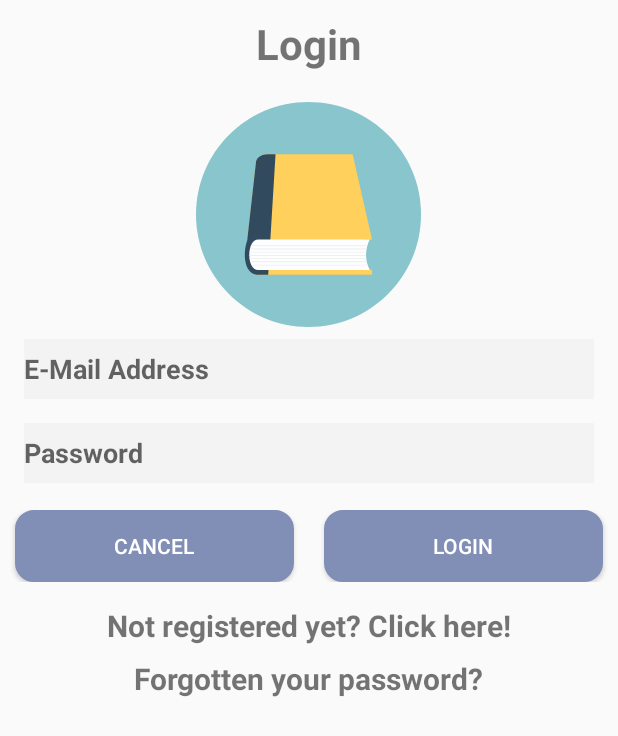
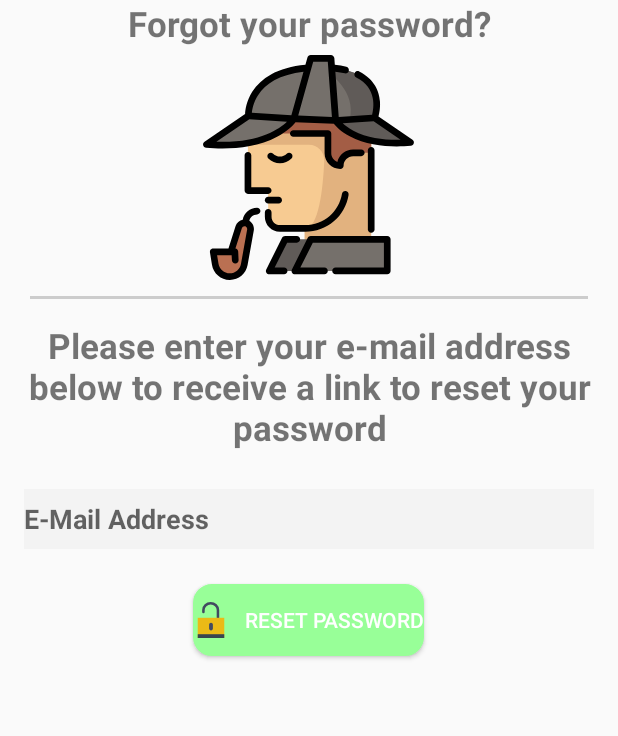
Before and after one commit to AminMekacher/LibraryManager, an Android app: the LoginActivity screen opened directly, with no data from a screen before it, after a tap on "Forgotten your password?", on a phone screen of 412 x 824 dp. Shown: the top 736 px of the screen. Run offline under Robolectric (Android 15) with nearby library versions, the phone set to English and light mode, and no system bars; our stand-ins replace Firebase (no records; nobody signed in at launch, a user with empty details on screens opened directly).

Commit message:
Waiting List implemented + forgotten password activity

```diff
--- a/app/build.gradle
+++ b/app/build.gradle
@@ -10,6 +10,7 @@ android {
         targetSdkVersion 26
         versionCode 1
         versionName "1.0"
+        multiDexEnabled true
     }
     buildTypes {
         release {
@@ -49,4 +50,5 @@ dependencies {
 
 
 
+
 apply plugin: 'com.google.gms.google-services'
--- a/app/src/main/java/com/usermanager/BookClass.java
+++ b/app/src/main/java/com/usermanager/BookClass.java
@@ -1,6 +1,8 @@
 package com.usermanager;
 
 import android.net.Uri;
+
+import java.util.ArrayList;
 
 /**
  * Created by aminmekacher on 01.01.19.
@@ -62,4 +64,6 @@ public class BookClass {
     public void setBarcode(long barcode) {
         this.barcode = barcode;
     }
+
+
 }
--- /dev/null
+++ b/app/src/main/java/com/usermanager/ForgottenPassword.java
@@ -0,0 +1,59 @@
+package com.usermanager;
+
+import android.content.Intent;
+import android.support.annotation.NonNull;
+import android.support.v7.app.AppCompatActivity;
+import android.os.Bundle;
+import android.view.View;
+import android.widget.Button;
+import android.widget.EditText;
+import android.widget.Toast;
+
+import com.google.android.gms.tasks.OnCompleteListener;
+import com.google.android.gms.tasks.Task;
+import com.google.firebase.auth.FirebaseAuth;
+import com.google.firebase.auth.FirebaseUser;
+import com.usermanager_demo.R;
+
+public class ForgottenPassword extends AppCompatActivity {
+
+    private EditText emailAddress;
+    private Button resetPasswordButton;
+
+    FirebaseAuth mAuth;
+    FirebaseUser firebaseUser;
+    private String userEmail;
+
+    @Override
+    protected void onCreate(Bundle savedInstanceState) {
+        super.onCreate(savedInstanceState);
+        setContentView(R.layout.activity_forgotten_password);
+
+        mAuth = FirebaseAuth.getInstance();
+        firebaseUser = mAuth.getCurrentUser();
+
+
+        emailAddress = findViewById(R.id.email);
+        resetPasswordButton = findViewById(R.id.resetPassword);
+        resetPasswordButton.setOnClickListener(new View.OnClickListener() {
+            @Override
+            public void onClick(View view) {
+                userEmail = emailAddress.getText().toString();
+
+                mAuth.sendPasswordResetEmail(userEmail)
+                        .addOnCompleteListener(new OnCompleteListener<Void>() {
+                            @Override
+                            public void onComplete(@NonNull Task<Void> task) {
+                                if (task.isSuccessful()) {
+                                    Toast.makeText(getApplicationContext(), "An e-mail has been sent", Toast.LENGTH_LONG).show();
+                                    Intent intent = new Intent(getApplicationContext(), LoginActivity.class);
+                                    startActivity(intent);
+                                }
+                            }
+                        });
+            }
+        });
+
+
+    }
+}
--- a/app/src/main/java/com/usermanager/LoginActivity.java
+++ b/app/src/main/java/com/usermanager/LoginActivity.java
@@ -8,6 +8,7 @@ import android.util.Log;
 import android.view.View;
 import android.widget.Button;
 import android.widget.EditText;
+import android.widget.TextView;
 import android.widget.Toast;
 
 import com.google.android.gms.tasks.OnCompleteListener;
@@ -22,15 +23,16 @@ public class LoginActivity extends AppCompatActivity {
     private EditText emailText, passwordText;
     private Button loginButton;
     private String emailHolder, passwordHolder;
+    private TextView registerText, forgottenPassword;
 
-    private FirebaseAuth firebaseAuth;
+    private FirebaseAuth mAuth;
 
     @Override
     protected void onCreate(Bundle savedInstanceState) {
         super.onCreate(savedInstanceState);
         setContentView(R.layout.activity_login);
 
-        firebaseAuth = FirebaseAuth.getInstance();
+        mAuth = FirebaseAuth.getInstance();
 
         emailText = findViewById(R.id.email);
         passwordText = findViewById(R.id.password);
@@ -40,18 +42,16 @@ public class LoginActivity extends AppCompatActivity {
             @Override
             public void onClick(View view) {
                 checkUserCredentials();
-
-                //Intent intent = new Intent(LoginActivity.this, MainActivity.class);
-                //startActivity(intent);
             }
         });
+
+        registerText = findViewById(R.id.registerText);
+        forgottenPassword = findViewById(R.id.passwordForgotten);
     }
 
     @Override
     public void onStart() {
         super.onStart();
-        // Check if user is signed in (non-null)
-        FirebaseUser currentUser = firebaseAuth.getCurrentUser();
     }
 
     private void checkUserCredentials() {
@@ -61,7 +61,7 @@ public class LoginActivity extends AppCompatActivity {
 
         Log.e("Login", "Login for " + emailHolder + "with password " + passwordHolder);
 
-        firebaseAuth.signInWithEmailAndPassword(emailHolder, passwordHolder)
+        mAuth.signInWithEmailAndPassword(emailHolder, passwordHolder)
                 .addOnCompleteListener(this, new OnCompleteListener<AuthResult>() {
                     @Override
                     public void onComplete(@NonNull Task<AuthResult> task) {
@@ -83,8 +83,14 @@ public class LoginActivity extends AppCompatActivity {
     }
 
     public void registerCallback(View view) {
+
+        Intent intent = new Intent(this, RegisterActivity.class);
+        startActivity(intent);
     }
 
     public void passwordRecover(View view) {
+
+        Intent intent = new Intent(getApplicationContext(), ForgottenPassword.class);
+        startActivity(intent);
     }
 }
--- /dev/null
+++ b/app/src/main/res/drawable/locked.xml
@@ -0,0 +1,9 @@
+<vector android:height="24dp" android:viewportHeight="57.0"
+    android:viewportWidth="57.0" android:width="24dp" xmlns:android="http://schemas.android.com/apk/res/android">
+    <path android:fillColor="#00000000"
+        android:pathData="M16.5,15.82v-3.22C16.5,6.77 21.67,2 28,2h0c6.32,0 11.5,4.77 11.5,10.6V25"
+        android:strokeColor="#424A60" android:strokeLineCap="round" android:strokeWidth="4"/>
+    <path android:fillColor="#EBBA16" android:pathData="M7.5,25h42v32h-42z"/>
+    <path android:fillColor="#424A60" android:pathData="M28.5,45L28.5,45c-1.65,0 -3,-1.35 -3,-3v-6c0,-1.65 1.35,-3 3,-3h0c1.65,0 3,1.35 3,3v6C31.5,43.65 30.15,45 28.5,45z"/>
+    <path android:fillColor="#38454F" android:pathData="M7.5,51h42v6h-42z"/>
+</vector>
--- /dev/null
+++ b/app/src/main/res/drawable/sherlock_holmes.xml
@@ -0,0 +1,25 @@
+<vector android:height="24dp" android:viewportHeight="511.999"
+    android:viewportWidth="511.999" android:width="24dp" xmlns:android="http://schemas.android.com/apk/res/android">
+    <path android:fillColor="#E2B27F" android:pathData="M247,211.2h151.7v240.8h-151.7z"/>
+    <path android:fillColor="#F7CB92" android:pathData="M398.7,194.6v124.6l-59.1,-2.1l0,0c-7.1,44.7 -45.7,77.6 -90.9,77.6h-57.9c-14.7,0 -26.6,-11.9 -26.6,-26.6v-59.5h-46.1V200.4l64.8,-112.3l165,-8.4L398.7,194.6z"/>
+    <path android:fillColor="#E2B27F" android:pathData="M248.7,394.7c30.5,0 40.5,-90.2 43.1,-153.8c0.8,-19.8 -15.1,-36.4 -34.9,-36.4H118.2l-1,-38.8l86,-67.5h96.1h65.8l41.2,74.2l-7.6,15.9v37.1v93.7v85.6"/>
+    <path android:fillColor="#A35D45" android:pathData="M182.2,178.7h118.1v45.1c0,15.5 12.6,28.1 28.1,28.1l0,0l0,0c0,-16.1 13.1,-29.2 29.2,-29.2h41.1V113.6H181.1L182.2,178.7z"/>
+    <path android:fillColor="#75706B" android:pathData="M406.3,143.1l-44.6,22.6l-13.3,-5.1l-30.8,-11.7l-94.9,-3.8l-103.4,-6.7c0,0 -5,-98.3 135.7,-109.2l30.4,0.1l23.4,0.1C443.9,41.3 406.3,143.1 406.3,143.1z"/>
+    <path android:fillColor="#605B58" android:pathData="M406.3,143.1l-44.6,22.6l-13.3,-5.1c-0.3,-3.7 0.1,-8.2 1.5,-13.9c15.5,-63.9 -44.6,-105.7 -64.6,-117.6l23.4,0.1C443.9,41.3 406.3,143.1 406.3,143.1z"/>
+    <path android:fillColor="#75706B" android:pathData="M222.7,145.1c0,0 -45,72 -199,58.5l95.6,-65.2L222.7,145.1z"/>
+    <path android:fillColor="#605B58" android:pathData="M317.6,148.9c0,0 38.6,61.7 170.7,50.1l-82,-55.9L317.6,148.9z"/>
+    <path android:fillColor="#75706B" android:pathData="M222.7,145.1l94.9,3.8l-10.6,-141.3l-46.1,0z"/>
+    <path android:fillColor="#BA7052" android:pathData="M89.4,467l-0.9,-19.2H39.2l4.6,28.4c2.6,16.2 16.6,28.2 33.1,28.2l0,0c16.2,0 30.1,-11.6 33,-27.6l14.1,-78.5c1.5,-8.4 -5,-16.2 -13.5,-16.2l0,0c-6,0 -11.3,3.9 -13.1,9.6l-17.9,56.1"/>
+    <path android:fillColor="#605B58" android:pathData="M376.7,491.4l-210.1,0l36,-72l93.2,0"/>
+    <path android:fillColor="#75706B" android:pathData="M261.1,419.4l174.2,0l0,72l-210.1,0l36,-72"/>
+    <path android:fillColor="#FF000000" android:pathData="M190.9,402.3h57.9c23.7,0 46.7,-8.5 64.7,-23.9s30,-36.7 33.7,-60.1c0.7,-4.2 -2.2,-8.1 -6.3,-8.7c-4.2,-0.7 -8.1,2.2 -8.7,6.3c-3.2,19.8 -13.3,37.9 -28.6,51c-15.3,13 -34.7,20.2 -54.8,20.2h-57.9c-10.5,0 -19,-8.5 -19,-19v-9.9c0,-4.2 -3.4,-7.6 -7.6,-7.6c-4.2,0 -7.6,3.4 -7.6,7.6v9.9C156.6,386.9 172,402.3 190.9,402.3z"/>
+    <path android:fillColor="#FF000000" android:pathData="M118.2,220.7c-4.2,0 -7.6,3.4 -7.6,7.6v80.3c0,4.2 3.4,7.6 7.6,7.6h46.1c4.2,0 7.6,-3.4 7.6,-7.6s-3.4,-7.6 -7.6,-7.6h-38.5v-72.7C125.8,224.1 122.4,220.7 118.2,220.7z"/>
+    <path android:fillColor="#FF000000" android:pathData="M492.6,192.7l-77.3,-52.8c1.9,-7.1 4.4,-20.1 3.2,-35c-1.7,-20.9 -11.3,-49.5 -47.1,-67.5c-3.8,-1.9 -8.3,-0.4 -10.2,3.4c-1.9,3.8 -0.4,8.3 3.4,10.2c47.8,23.9 40.1,70 36.1,84.8l-75.9,5l-7.7,-102.9c7.6,1 14.8,2.3 21.4,3.9c0.6,0.1 1.2,0.2 1.8,0.2c3.4,0 6.5,-2.3 7.4,-5.8c1,-4.1 -1.5,-8.2 -5.6,-9.2c-8.1,-2 -16.9,-3.5 -26.2,-4.6l-1.1,-15.3C314.3,3.1 311,0 307,0h-46.1c-3.4,0 -6.4,2.3 -7.3,5.6l-4.6,16.4c-30.9,2.9 -57.2,10.4 -78.3,22.1c-18.2,10.1 -32.6,23.5 -42.8,39.6c-13.4,21.3 -15.8,41.8 -16.2,50.5l-92.3,63c-2.7,1.8 -3.9,5.1 -3.1,8.2c0.8,3.1 3.5,5.4 6.7,5.7c11.3,1 23.9,1.7 37.2,1.7c39.5,0 85.4,-5.9 124.3,-26.7c23.9,-12.8 36.8,-26.7 41.9,-33.2l87.2,3.5c4.6,5.7 15.7,17.7 36.2,28.7c33.6,18 73.1,23 107.1,23c11.4,0 22.3,-0.6 32,-1.4c3.2,-0.3 5.9,-2.5 6.7,-5.7C496.5,197.8 495.2,194.5 492.6,192.7zM140.8,91.9c8.8,-14 21.3,-25.6 37.3,-34.4c18,-10 40.3,-16.6 66.5,-19.6l-27.6,99.3l-89.9,-5.9C128,122.8 130.9,107.7 140.8,91.9zM46.3,197.3l75.1,-51.2l85.5,5.6C188.9,169 142.2,200.9 46.3,197.3zM232.6,137.9l34.1,-122.6h33.2l9.4,125.7L232.6,137.9zM358.1,172.2c-10.9,-5.7 -18.9,-11.8 -24.3,-16.7l70.4,-4.6l61.3,41.8C432.1,193.6 391.7,189.7 358.1,172.2z"/>
+    <path android:fillColor="#FF000000" android:pathData="M138.9,347.7c-16.3,0 -29.8,11.8 -32.6,27.2c-7.5,1.5 -13.8,6.9 -16.2,14.4l-16.2,50.8H39.2c-2.2,0 -4.4,1 -5.8,2.7c-1.4,1.7 -2.1,3.9 -1.7,6.2l4.6,28.4c3.2,20 20.3,34.6 40.6,34.6c19.9,0 37,-14.2 40.5,-33.9l14.1,-78.5c1.1,-6.2 -0.6,-12.6 -4.6,-17.5c-1.6,-1.9 -3.4,-3.4 -5.5,-4.7c1.6,-8.3 8.9,-14.6 17.6,-14.6c4.2,0 7.6,-3.4 7.6,-7.6S143.1,347.7 138.9,347.7zM116.4,397l-14.1,78.5c-2.2,12.4 -12.9,21.3 -25.5,21.3c-12.8,0 -23.5,-9.2 -25.6,-21.8l-3.2,-19.6h31c0.1,0 0.2,0 0.4,0h1.7l0.6,11.9c0.2,4.2 3.8,7.4 8,7.2c4.2,-0.2 7.4,-3.8 7.2,-8l-0.9,-19.2c-0.2,-3.6 -2.9,-6.6 -6.3,-7.1l14.8,-46.3c0.8,-2.5 3.2,-4.3 5.8,-4.3c2.5,0 4,1.4 4.7,2.2C115.8,392.8 116.9,394.5 116.4,397z"/>
+    <path android:fillColor="#FF000000" android:pathData="M406.3,396.9V217.1c0,-4.2 -3.4,-7.6 -7.6,-7.6s-7.6,3.4 -7.6,7.6V396.9c0,4.2 3.4,7.6 7.6,7.6S406.3,401.1 406.3,396.9z"/>
+    <path android:fillColor="#FF000000" android:pathData="M435.2,411.8H261.1c-2.9,0 -5.5,1.6 -6.8,4.2l-36,72c-1.2,2.4 -1.1,5.2 0.3,7.4c1.4,2.2 3.8,3.6 6.5,3.6h67.2c4.2,0 7.6,-3.4 7.6,-7.6c0,-4.2 -3.4,-7.6 -7.6,-7.6h-54.9l28.4,-56.7h161.8v56.7H317.6c-4.2,0 -7.6,3.4 -7.6,7.6c0,4.2 3.4,7.6 7.6,7.6h117.6c4.2,0 7.6,-3.4 7.6,-7.6v-72C442.8,415.2 439.4,411.8 435.2,411.8z"/>
+    <path android:fillColor="#FF000000" android:pathData="M200.4,483.7h-21.4l28.4,-56.7h22c4.2,0 7.6,-3.4 7.6,-7.6c0,-4.2 -3.4,-7.6 -7.6,-7.6h-26.7c-2.9,0 -5.5,1.6 -6.8,4.2l-36,72c-1.2,2.4 -1.1,5.2 0.3,7.4s3.8,3.6 6.5,3.6h33.8c4.2,0 7.6,-3.4 7.6,-7.6S204.6,483.7 200.4,483.7z"/>
+    <path android:fillColor="#FF000000" android:pathData="M206.5,224.8c-4.1,4.1 -9.6,6.4 -15.5,6.4c-5.8,0 -11.3,-2.3 -15.5,-6.4c-3,-3 -7.8,-3 -10.8,0c-3,3 -3,7.8 0,10.8c7,7 16.3,10.9 26.3,10.9c9.9,0 19.2,-3.9 26.3,-10.9c3,-3 3,-7.8 0,-10.8C214.3,221.9 209.4,221.9 206.5,224.8z"/>
+    <path android:fillColor="#FF000000" android:pathData="M300.3,171.1h-78.8c-4.2,0 -7.6,3.4 -7.6,7.6c0,4.2 3.4,7.6 7.6,7.6h71.1v37.5c0,19.7 16,35.7 35.7,35.7c4.2,0 7.6,-3.4 7.6,-7.6c0,-11.9 9.7,-21.6 21.6,-21.6h18.6c4.2,0 7.6,-3.4 7.6,-7.6c0,-4.2 -3.4,-7.6 -7.6,-7.6h-18.6c-17.3,0 -31.9,12 -35.8,28.1c-8.1,-2.7 -13.9,-10.4 -13.9,-19.4V178.7C307.9,174.5 304.5,171.1 300.3,171.1z"/>
+    <path android:fillColor="#FF000000" android:pathData="M164.3,322.8c-4.2,0 -7.6,3.4 -7.6,7.6s3.4,7.6 7.6,7.6h23.7c4.2,0 7.6,-3.4 7.6,-7.6s-3.4,-7.6 -7.6,-7.6H164.3z"/>
+</vector>
--- /dev/null
+++ b/app/src/main/res/layout/activity_forgotten_password.xml
@@ -0,0 +1,73 @@
+<?xml version="1.0" encoding="utf-8"?>
+<LinearLayout xmlns:android="http://schemas.android.com/apk/res/android"
+    xmlns:app="http://schemas.android.com/apk/res-auto"
+    xmlns:tools="http://schemas.android.com/tools"
+    android:layout_width="match_parent"
+    android:layout_height="match_parent"
+    android:orientation="vertical"
+    tools:context="com.usermanager.ForgottenPassword">
+
+    <TextView
+        android:id="@+id/forgotPassword"
+        android:layout_width="match_parent"
+        android:layout_height="wrap_content"
+        android:layout_gravity="center"
+        android:gravity="center"
+        android:text="Forgot your password?"
+        android:textSize="23sp"
+        android:textStyle="bold" />
+
+    <ImageView
+        android:layout_width="150dp"
+        android:layout_height="150dp"
+        android:layout_gravity="center"
+        android:layout_marginBottom="5dp"
+        android:layout_marginTop="5dp"
+        android:src="@drawable/sherlock_holmes" />
+
+    <View
+        android:layout_width="match_parent"
+        android:layout_height="2dp"
+        android:layout_marginBottom="5dp"
+        android:layout_marginLeft="20dp"
+        android:layout_marginRight="20dp"
+        android:layout_marginTop="5dp"
+        android:background="#CCCCCC" />
+
+    <TextView
+        android:id="@+id/writeEmail"
+        android:layout_width="match_parent"
+        android:layout_height="wrap_content"
+        android:layout_gravity="center"
+        android:gravity="center"
+        android:layout_marginTop="10dp"
+        android:text="Please enter your e-mail address below to receive a link to reset your password"
+        android:textSize="23sp"
+        android:textStyle="bold" />
+
+    <EditText
+        android:id="@+id/email"
+        android:layout_width="match_parent"
+        android:layout_height="40dp"
+        android:layout_marginTop="25dp"
+        android:layout_marginBottom="8dp"
+        android:inputType="textEmailAddress"
+        android:hint="E-Mail Address"
+        android:background="#F3F3F3"
+        android:textStyle="bold"
+        android:layout_marginRight="16dp"
+        android:layout_marginLeft="16dp"/>
+
+    <Button
+        android:id="@+id/resetPassword"
+        android:layout_width="wrap_content"
+        android:layout_height="wrap_content"
+        android:background="@drawable/button_green"
+        android:text="Reset Password"
+        android:textColor="@color/white"
+        android:drawableLeft="@drawable/locked"
+        android:drawablePadding="10dp"
+        android:layout_marginTop="15dp"
+        android:layout_gravity="center"/>
+
+</LinearLayout>
--- a/app/src/main/res/layout/activity_login.xml
+++ b/app/src/main/res/layout/activity_login.xml
@@ -5,7 +5,7 @@
     android:layout_width="match_parent"
     android:layout_height="wrap_content"
     android:fillViewport="false"
-    tools:context="com.usermanager_demo.com.usermanager.LoginActivity">
+    tools:context="com.usermanager.LoginActivity">
 
     <LinearLayout
         android:layout_width="match_parent"
```
Also changed, not shown: app/src/main/AndroidManifest.xml (+2 -6 lines), app/src/main/java/com/usermanager/LibraryActivity.java (+57 -1 lines), app/src/main/java/com/usermanager/RecyclerAdapter.java (+55 -4 lines), app/src/main/java/com/usermanager/UserBooksActivity.java (+8 -3 lines), 1 other file.
